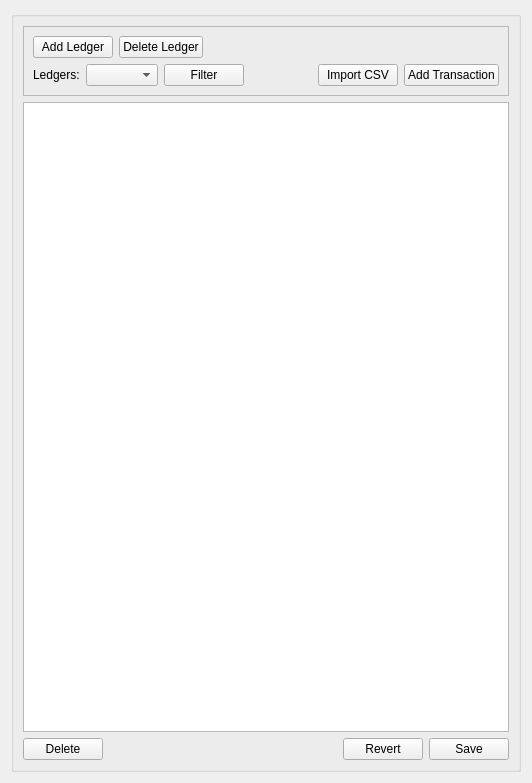
Old version of the form ui/ledgerlayout.ui in the repository btandersen383/Budget-Manager.
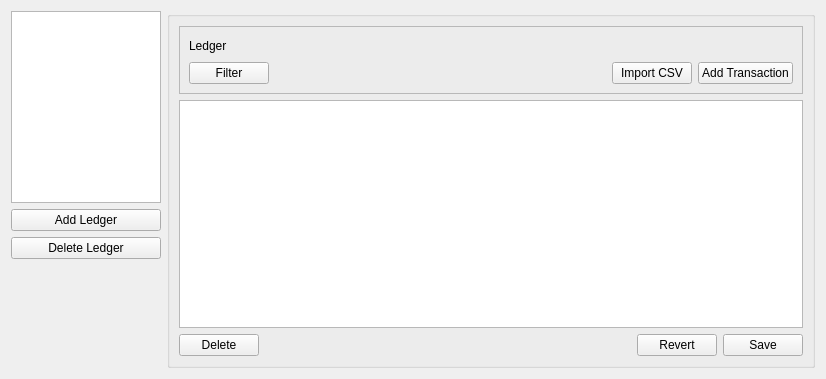
New version of the form.

Commit message: Implement delete ledger function. Change ledger selection to listView.

Diff of the .ui file:
```diff
--- a/ui/ledgerlayout.ui
+++ b/ui/ledgerlayout.ui
@@ -6,16 +6,84 @@
    <rect>
     <x>0</x>
     <y>0</y>
-    <width>532</width>
-    <height>783</height>
+    <width>826</width>
+    <height>379</height>
    </rect>
   </property>
   <property name="windowTitle">
    <string>Transactions</string>
   </property>
-  <layout class="QGridLayout" name="gridLayout">
-   <item row="0" column="0">
-    <widget class="QGroupBox" name="groupBox">
+  <layout class="QHBoxLayout" name="horizontalLayout_2">
+   <item>
+    <layout class="QVBoxLayout" name="ledgerList">
+     <property name="sizeConstraint">
+      <enum>QLayout::SetMaximumSize</enum>
+     </property>
+     <item>
+      <widget class="QListView" name="ledgerListWidget">
+       <property name="sizePolicy">
+        <sizepolicy hsizetype="Maximum" vsizetype="Expanding">
+         <horstretch>0</horstretch>
+         <verstretch>0</verstretch>
+        </sizepolicy>
+       </property>
+       <property name="maximumSize">
+        <size>
+         <width>150</width>
+         <height>16777215</height>
+        </size>
+       </property>
+       <property name="editTriggers">
+        <set>QAbstractItemView::NoEditTriggers</set>
+       </property>
+       <property name="selectionRectVisible">
+        <bool>true</bool>
+       </property>
+      </widget>
+     </item>
+     <item>
+      <widget class="QPushButton" name="addLedgerButton">
+       <property name="sizePolicy">
+        <sizepolicy hsizetype="Preferred" vsizetype="Fixed">
+         <horstretch>0</horstretch>
+         <verstretch>0</verstretch>
+        </sizepolicy>
+       </property>
+       <property name="text">
+        <string>Add Ledger</string>
+       </property>
+      </widget>
+     </item>
+     <item>
+      <widget class="QPushButton" name="deleteLedger">
+       <property name="sizePolicy">
+        <sizepolicy hsizetype="Preferred" vsizetype="Fixed">
+         <horstretch>0</horstretch>
+         <verstretch>0</verstretch>
+        </sizepolicy>
+       </property>
+       <property name="text">
+        <string>Delete Ledger</string>
+       </property>
+      </widget>
+     </item>
+     <item>
+      <spacer name="verticalSpacer">
+       <property name="orientation">
+        <enum>Qt::Vertical</enum>
+       </property>
+       <property name="sizeHint" stdset="0">
+        <size>
+         <width>20</width>
+         <height>40</height>
+        </size>
+       </property>
+      </spacer>
+     </item>
+    </layout>
+   </item>
+   <item>
+    <widget class="QGroupBox" name="ledgerLayout">
      <property name="maximumSize">
       <size>
        <width>5000</width>
@@ -53,16 +121,9 @@
          <item>
           <layout class="QHBoxLayout" name="ledgerManagement">
            <item>
-            <widget class="QPushButton" name="addLedgerButton">
+            <widget class="QLabel" name="activeLedgerLabel">
              <property name="text">
-              <string>Add Ledger</string>
-             </property>
-            </widget>
-           </item>
-           <item>
-            <widget class="QPushButton" name="deleteLedger">
-             <property name="text">
-              <string>Delete Ledger</string>
+              <string>Ledger</string>
              </property>
             </widget>
            </item>
@@ -86,29 +147,6 @@
            <property name="sizeConstraint">
             <enum>QLayout::SetMaximumSize</enum>
            </property>
-           <item>
-            <widget class="QLabel" name="tablesLabel">
-             <property name="sizePolicy">
-              <sizepolicy hsizetype="Maximum" vsizetype="Preferred">
-               <horstretch>0</horstretch>
-               <verstretch>0</verstretch>
-              </sizepolicy>
-             </property>
-             <property name="text">
-              <string>Ledgers:</string>
-             </property>
-            </widget>
-           </item>
-           <item>
-            <widget class="QComboBox" name="tablesCombo">
-             <property name="sizePolicy">
-              <sizepolicy hsizetype="Minimum" vsizetype="Fixed">
-               <horstretch>0</horstretch>
-               <verstretch>0</verstretch>
-              </sizepolicy>
-             </property>
-            </widget>
-           </item>
            <item>
             <widget class="QPushButton" name="filterButton">
              <property name="text">
```
The commit also changes 8 other files.
